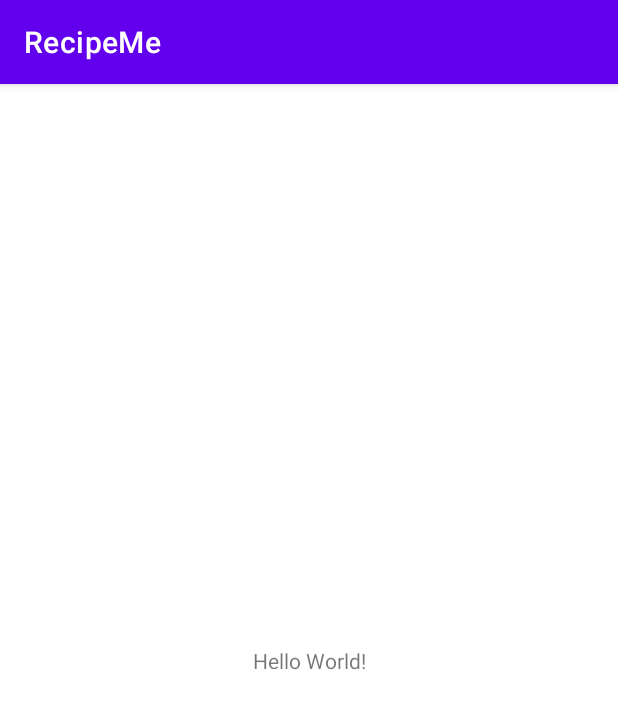
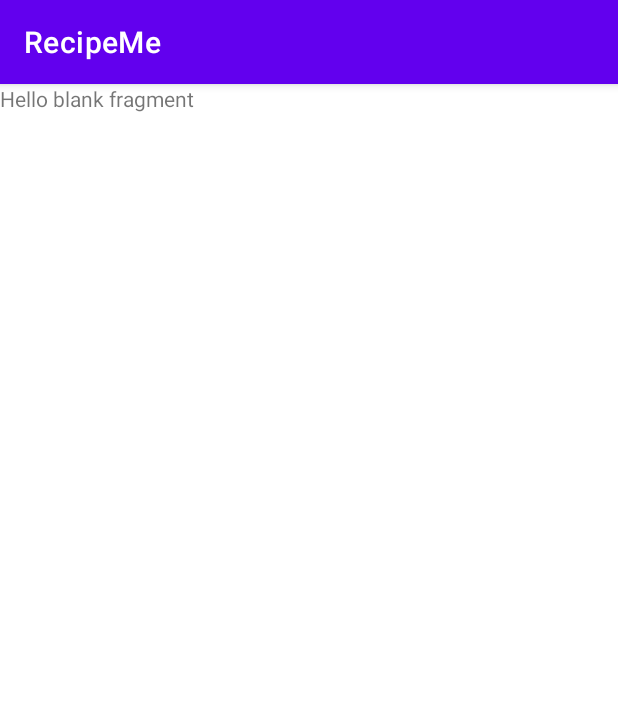
Before and after one commit to SteveMontelongo/ProjectRecipeMe, an Android app: the screen it shows after launch (MainActivity), on a phone screen of 412 x 824 dp. Shown: the top 709 px of the screen. Run offline under Robolectric (Android 15) with nearby library versions, the light colour scheme and no system bars.

Commit message:
Added the dependency for fragments in the build.gradle

```diff
--- a/app/build.gradle
+++ b/app/build.gradle
@@ -33,7 +33,7 @@
 }
 
 dependencies {
-
+    def fragment_version = "1.6.1"
     implementation 'androidx.core:core-ktx:1.7.0'
     implementation 'androidx.appcompat:appcompat:1.6.1'
     implementation 'com.google.android.material:material:1.8.0'
@@ -41,4 +41,7 @@
     testImplementation 'junit:junit:4.13.2'
     androidTestImplementation 'androidx.test.ext:junit:1.1.5'
     androidTestImplementation 'androidx.test.espresso:espresso-core:3.5.1'
+
+    // Kotlin
+    implementation "androidx.fragment:fragment-ktx:$fragment_version"
 }
--- /dev/null
+++ b/app/src/main/java/com/recipeme/GroceryListFragment.kt
@@ -0,0 +1,59 @@
+package com.recipeme
+
+import android.os.Bundle
+import androidx.fragment.app.Fragment
+import android.view.LayoutInflater
+import android.view.View
+import android.view.ViewGroup
+
+// TODO: Rename parameter arguments, choose names that match
+// the fragment initialization parameters, e.g. ARG_ITEM_NUMBER
+private const val ARG_PARAM1 = "param1"
+private const val ARG_PARAM2 = "param2"
+
+/**
+ * A simple [Fragment] subclass.
+ * Use the [GroceryListFragment.newInstance] factory method to
+ * create an instance of this fragment.
+ */
+class GroceryListFragment : Fragment() {
+    // TODO: Rename and change types of parameters
+    private var param1: String? = null
+    private var param2: String? = null
+
+    override fun onCreate(savedInstanceState: Bundle?) {
+        super.onCreate(savedInstanceState)
+        arguments?.let {
+            param1 = it.getString(ARG_PARAM1)
+            param2 = it.getString(ARG_PARAM2)
+        }
+    }
+
+    override fun onCreateView(
+        inflater: LayoutInflater, container: ViewGroup?,
+        savedInstanceState: Bundle?
+    ): View? {
+        // Inflate the layout for this fragment
+        return inflater.inflate(R.layout.fragment_grocery_list, container, false)
+    }
+
+    companion object {
+        /**
+         * Use this factory method to create a new instance of
+         * this fragment using the provided parameters.
+         *
+         * @param param1 Parameter 1.
+         * @param param2 Parameter 2.
+         * @return A new instance of fragment GroceryListFragment.
+         */
+        // TODO: Rename and change types and number of parameters
+        @JvmStatic
+        fun newInstance(param1: String, param2: String) =
+            GroceryListFragment().apply {
+                arguments = Bundle().apply {
+                    putString(ARG_PARAM1, param1)
+                    putString(ARG_PARAM2, param2)
+                }
+            }
+    }
+}
--- a/app/src/main/res/layout/activity_main.xml
+++ b/app/src/main/res/layout/activity_main.xml
@@ -6,13 +6,12 @@
     android:layout_height="match_parent"
     tools:context=".MainActivity">
 
-    <TextView
-        android:layout_width="wrap_content"
-        android:layout_height="wrap_content"
-        android:text="Hello World!"
-        app:layout_constraintBottom_toBottomOf="parent"
-        app:layout_constraintEnd_toEndOf="parent"
-        app:layout_constraintStart_toStartOf="parent"
-        app:layout_constraintTop_toTopOf="parent" />
+
+    <androidx.fragment.app.FragmentContainerView
+        android:id="@+id/fragmentContainerView"
+        android:name="com.recipeme.GroceryListFragment"
+        android:layout_width="match_parent"
+        android:layout_height="match_parent"
+        />
 
 </androidx.constraintlayout.widget.ConstraintLayout>
--- /dev/null
+++ b/app/src/main/res/layout/fragment_grocery_list.xml
@@ -0,0 +1,14 @@
+<?xml version="1.0" encoding="utf-8"?>
+<FrameLayout xmlns:android="http://schemas.android.com/apk/res/android"
+    xmlns:tools="http://schemas.android.com/tools"
+    android:layout_width="match_parent"
+    android:layout_height="match_parent"
+    tools:context=".GroceryListFragment">
+
+    <!-- TODO: Update blank fragment layout -->
+    <TextView
+        android:layout_width="match_parent"
+        android:layout_height="match_parent"
+        android:text="@string/hello_blank_fragment" />
+
+</FrameLayout>
--- a/app/src/main/res/values/strings.xml
+++ b/app/src/main/res/values/strings.xml
@@ -1,3 +1,5 @@
 <resources>
     <string name="app_name">RecipeMe</string>
+    <!-- TODO: Remove or change this placeholder text -->
+    <string name="hello_blank_fragment">Hello blank fragment</string>
 </resources>
```
